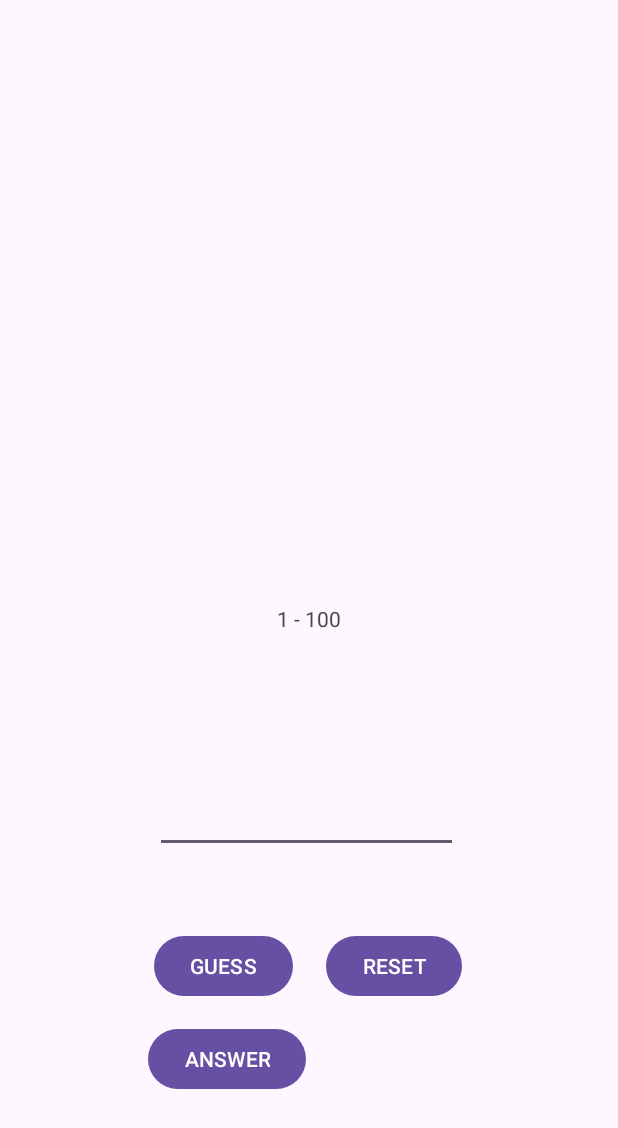
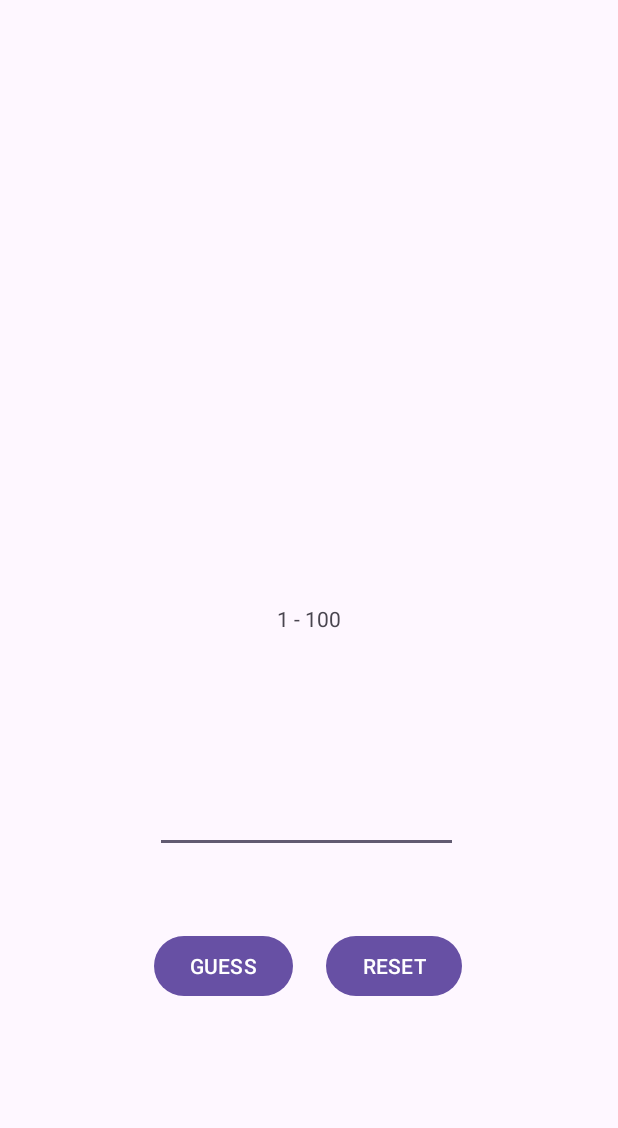
Before and after one commit to OPEN98026/app_ntunhs_im, an Android app: the screen it shows after launch (MainActivity), on a phone screen of 412 x 824 dp. Shown: the top 1128 px of the screen. Run offline under Robolectric (Android 15) with nearby library versions, the phone set to English and light mode, and no system bars.

Commit message:
guess_number

```diff
--- a/Guess_number2/app/src/main/java/com/example/guess_number/MainActivity.kt
+++ b/Guess_number2/app/src/main/java/com/example/guess_number/MainActivity.kt
@@ -15,7 +15,7 @@ class MainActivity : AppCompatActivity() {
         val textView = findViewById<TextView>(R.id.textView)
         val guess_button = findViewById<Button>(R.id.GUESS)
         val reset_button = findViewById<Button>(R.id.RESET)
-        val ANS_button = findViewById<Button>(R.id.ANS)
+        //val ANS_button = findViewById<Button>(R.id.ANS)
         val editText = findViewById<EditText>(R.id.editTextText)
         var validate_num:Int
         var str:Int = 1
--- a/Guess_number2/app/src/main/res/layout/activity_main.xml
+++ b/Guess_number2/app/src/main/res/layout/activity_main.xml
@@ -62,16 +62,4 @@
         app:layout_constraintStart_toStartOf="parent"
         app:layout_constraintTop_toBottomOf="@+id/textView" />
 
-    <Button
-        android:id="@+id/ANS"
-        android:layout_width="wrap_content"
-        android:layout_height="wrap_content"
-        android:text="ANSWER"
-        app:layout_constraintBottom_toBottomOf="parent"
-        app:layout_constraintEnd_toEndOf="parent"
-        app:layout_constraintHorizontal_bias="0.321"
-        app:layout_constraintStart_toStartOf="parent"
-        app:layout_constraintTop_toBottomOf="@+id/GUESS"
-        app:layout_constraintVertical_bias="0.127" />
-
 </androidx.constraintlayout.widget.ConstraintLayout>
```
